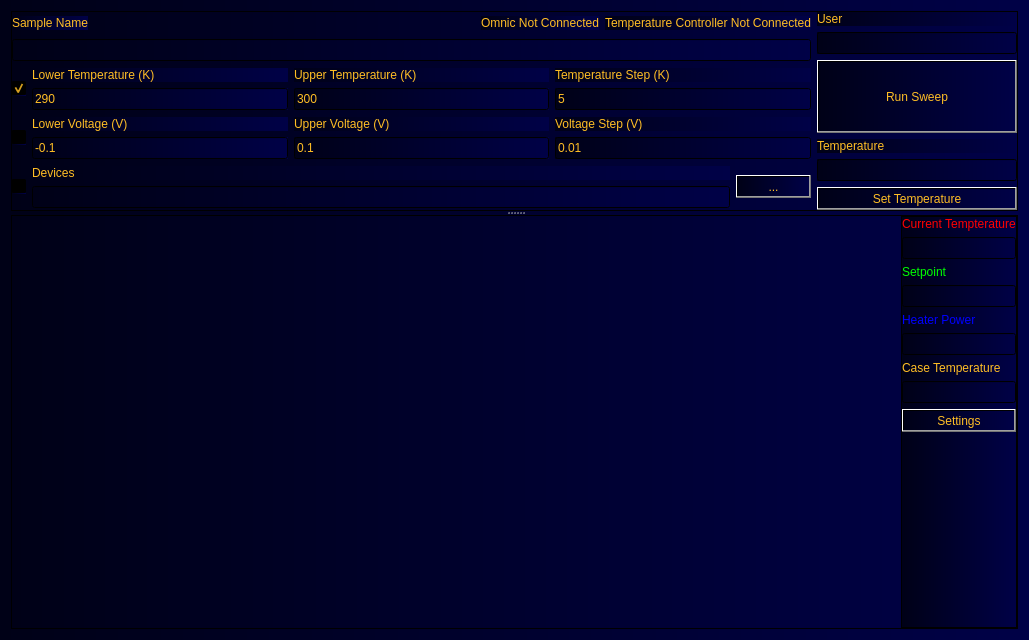
First picture: the form in PyQt_FTIR_GUI.ui, repository Ryan3141/FTIR_Commander, before the edit.
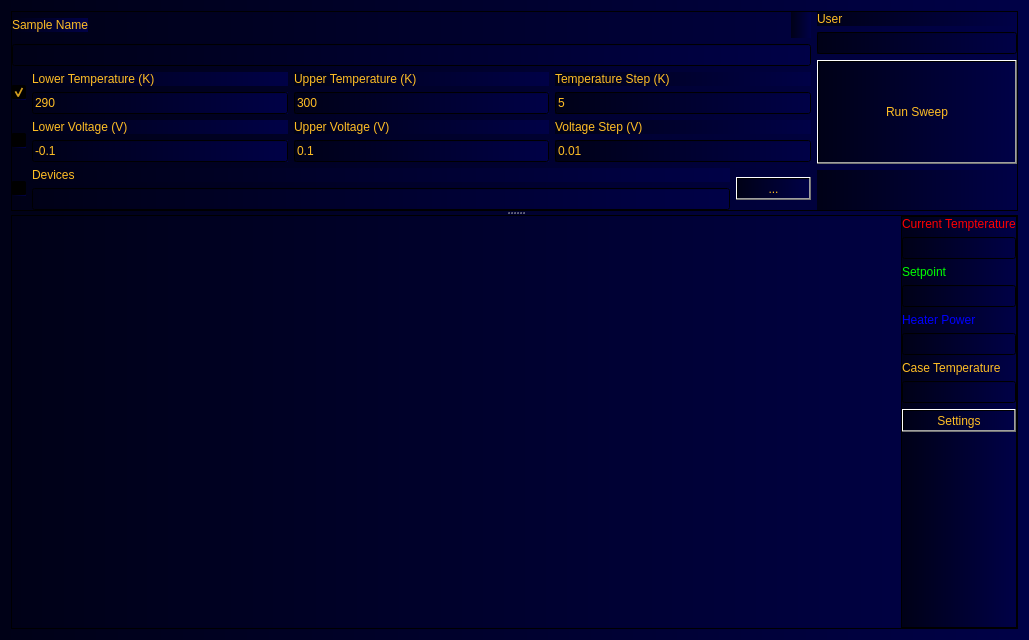
Second picture: the form after the edit. Custom widgets are drawn as their Qt base class.

```diff
--- a/PyQt_FTIR_GUI.ui
+++ b/PyQt_FTIR_GUI.ui
@@ -111,29 +111,27 @@
               </spacer>
              </item>
              <item>
-              <widget class="QLabel" name="omnicConnected_label">
-               <property name="sizePolicy">
-                <sizepolicy hsizetype="Preferred" vsizetype="Fixed">
-                 <horstretch>0</horstretch>
-                 <verstretch>0</verstretch>
-                </sizepolicy>
+              <widget class="QWidget" name="connectionsStatusDisplay_widget" native="true">
+               <property name="minimumSize">
+                <size>
+                 <width>20</width>
+                 <height>20</height>
+                </size>
                </property>
-               <property name="text">
-                <string>Omnic Not Connected</string>
-               </property>
-              </widget>
-             </item>
-             <item>
-              <widget class="QLabel" name="tempControllerConnected_label">
-               <property name="sizePolicy">
-                <sizepolicy hsizetype="Preferred" vsizetype="Fixed">
-                 <horstretch>0</horstretch>
-                 <verstretch>0</verstretch>
-                </sizepolicy>
-               </property>
-               <property name="text">
-                <string>Temperature Controller Not Connected</string>
-               </property>
+               <layout class="QHBoxLayout" name="horizontalLayout_6">
+                <property name="leftMargin">
+                 <number>0</number>
+                </property>
+                <property name="topMargin">
+                 <number>0</number>
+                </property>
+                <property name="rightMargin">
+                 <number>0</number>
+                </property>
+                <property name="bottomMargin">
+                 <number>0</number>
+                </property>
+               </layout>
               </widget>
              </item>
             </layout>
@@ -477,25 +475,12 @@
           </widget>
          </item>
          <item>
-          <widget class="QLabel" name="label_9">
-           <property name="sizePolicy">
-            <sizepolicy hsizetype="Preferred" vsizetype="Fixed">
-             <horstretch>0</horstretch>
-             <verstretch>0</verstretch>
-            </sizepolicy>
-           </property>
-           <property name="text">
-            <string>Temperature</string>
-           </property>
-          </widget>
-         </item>
-         <item>
-          <widget class="QLineEdit" name="currentTemperature_lineEdit"/>
-         </item>
-         <item>
-          <widget class="QPushButton" name="setTemperature_pushButton">
-           <property name="text">
-            <string>Set Temperature</string>
+          <widget class="Temperature_Hold" name="temperatureHold_widget" native="true">
+           <property name="minimumSize">
+            <size>
+             <width>0</width>
+             <height>40</height>
+            </size>
            </property>
           </widget>
          </item>
@@ -800,6 +785,12 @@
    <header>FTIR_Commander.Graph.h</header>
    <container>1</container>
   </customwidget>
+  <customwidget>
+   <class>Temperature_Hold</class>
+   <extends>QWidget</extends>
+   <header>MPL_Shared.Temperature_Hold.h</header>
+   <container>1</container>
+  </customwidget>
  </customwidgets>
  <resources/>
  <connections/>
```
